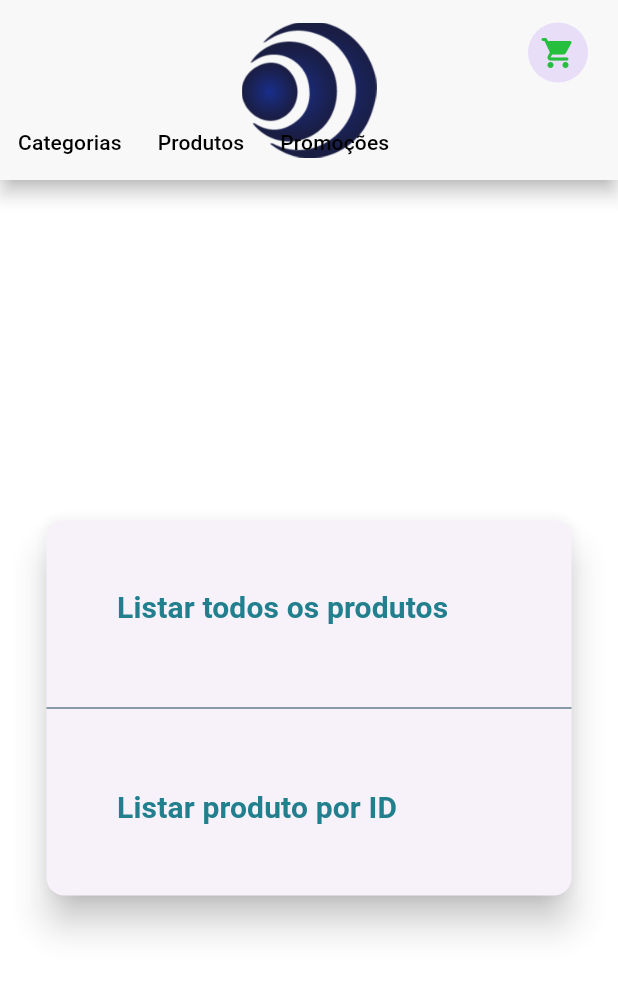
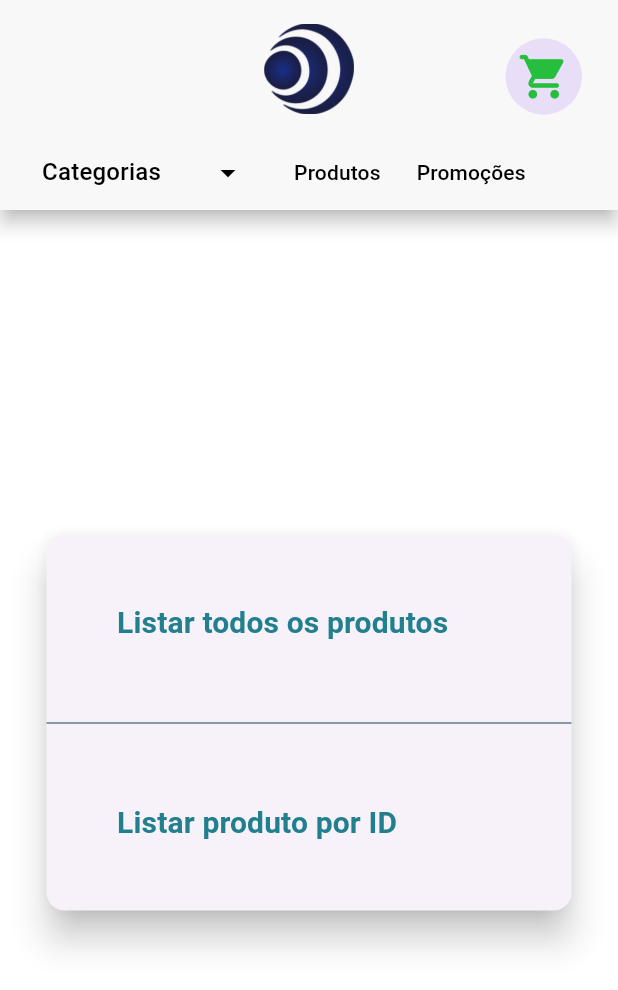
Before and after one commit to TiagoSagara/modelo_catalogo, a Flutter app: the screen it shows after launch, after a tap on the "shopping cart" icon, on a phone screen of 412 x 824 dp. Shown: the top 990 px of the screen. Run offline on Flutter 3.47's test engine with Material 3 defaults, Android fonts, the phone set to English and light mode, and no system bars; our stand-ins replace dio, flutter_bloc, get_it, go_router; network calls fail; Roboto replaces fonts that are missing (Grandis Extended).

Commit message:
inclusão de páginas de categorias e promoções, ajuste em appbar e BottomAppBar

```diff
--- /dev/null
+++ b/lib/data/repositories/categories_repository.dart
@@ -0,0 +1,28 @@
+import 'package:api_produtos/data/services/categories_service.dart';
+import 'package:dio/dio.dart';
+
+class CategoriesRepository {
+  final CategoryListService _categoryListService;
+  final CategoryProductsService _categoryProductsService;
+  final CategorySelectProductService _categorySelectProductService;
+
+  CategoriesRepository(
+    this._categoryListService,
+    this._categoryProductsService,
+    this._categorySelectProductService,
+  );
+
+  Future<Response> getCategoryList() async {
+    return await _categoryListService.getCategoryList();
+  }
+
+  Future<Response> getCategoryProducts() async {
+    return await _categoryProductsService.getCategoryProducts();
+  }
+
+  Future<Response> getCategorySelectProduct(String category) async {
+    return await _categorySelectProductService.getCategorySelectProduct(
+      category,
+    );
+  }
+}
--- a/lib/dependences/service_locator.dart
+++ b/lib/dependences/service_locator.dart
@@ -1,5 +1,8 @@
+import 'package:api_produtos/data/repositories/categories_repository.dart';
 import 'package:api_produtos/data/repositories/produtos_repository.dart';
+import 'package:api_produtos/data/services/categories_service.dart';
 import 'package:api_produtos/data/services/produtos_service.dart';
+import 'package:api_produtos/domain/models/categories_bottom_appbar_bloc.dart';
 import 'package:api_produtos/src/ui/product_detail/view_model/product_detail_bloc.dart';
 import 'package:api_produtos/src/ui/search/view_model/product_bloc.dart';
 import 'package:get_it/get_it.dart';
@@ -27,4 +30,28 @@ void setupDependencies() {
   );
 
   getIt.registerFactory<ProductDetailBloc>(() => ProductDetailBloc());
+
+  getIt.registerLazySingleton<CategoryListService>(
+    () => CategoryListService(getIt<Dio>()),
+  );
+  getIt.registerLazySingleton<CategorySelectProductService>(
+    () => CategorySelectProductService(getIt<Dio>()),
+  );
+  getIt.registerLazySingleton<CategoryProductsService>(
+    () => CategoryProductsService(getIt<Dio>()),
+  );
+
+  // Repository Categorias
+  getIt.registerLazySingleton<CategoriesRepository>(
+    () => CategoriesRepository(
+      getIt<CategoryListService>(),
+      getIt<CategoryProductsService>(),
+      getIt<CategorySelectProductService>(),
+    ),
+  );
+
+  // Bloc Categorias
+  getIt.registerFactory<CategoryBloc>(
+    () => CategoryBloc(getIt<CategoriesRepository>()),
+  );
 }
--- /dev/null
+++ b/lib/domain/models/categories_bottom_appbar_bloc.dart
@@ -0,0 +1,42 @@
+import 'package:api_produtos/data/repositories/categories_repository.dart';
+import 'package:flutter_bloc/flutter_bloc.dart';
+
+abstract class CategoryState {}
+
+class CategoryInitial extends CategoryState {}
+
+class CategoryLoading extends CategoryState {}
+
+class CategoryLoaded extends CategoryState {
+  final List<String> categories;
+  CategoryLoaded(this.categories);
+}
+
+class CategoryError extends CategoryState {
+  final String message;
+  CategoryError(this.message);
+}
+
+// category_event.dart
+abstract class CategoryEvent {}
+
+class FetchCategories extends CategoryEvent {}
+
+// category_bloc.dart
+class CategoryBloc extends Bloc<CategoryEvent, CategoryState> {
+  final CategoriesRepository repository;
+
+  CategoryBloc(this.repository) : super(CategoryInitial()) {
+    on<FetchCategories>((event, emit) async {
+      emit(CategoryLoading());
+      try {
+        final response = await repository.getCategoryList();
+        // A API retorna List<dynamic>, convertemos para List<String>
+        final List<String> categories = List<String>.from(response.data);
+        emit(CategoryLoaded(categories));
+      } catch (e) {
+        emit(CategoryError("Falha ao carregar categorias"));
+      }
+    });
+  }
+}
--- /dev/null
+++ b/lib/domain/models/categories_model.dart
@@ -0,0 +1,9 @@
+class Category {
+  final String name;
+
+  Category({required this.name});
+
+  factory Category.fromJson(Map<String, dynamic> json) {
+    return Category(name: json['name']);
+  }
+}
--- a/lib/routing/router.dart
+++ b/lib/routing/router.dart
@@ -1,29 +1,43 @@
+import 'package:api_produtos/domain/models/categories_model.dart';
 import 'package:api_produtos/src/ui/homepage/home_page.dart';
+import 'package:api_produtos/src/ui/sale/sale_page.dart';
+import 'package:api_produtos/src/ui/search/categories_list_page.dart';
 import 'package:api_produtos/src/ui/search/list_search_page.dart';
 import 'package:api_produtos/src/ui/product_detail/product_detail_page.dart';
 import 'package:api_produtos/domain/models/product_model.dart';
 import 'package:go_router/go_router.dart';
+import 'package:api_produtos/routing/routers.dart';
 
 class AppRouter {
-  static const String home = '/';
-  static const String productList = '/produtos';
-  static const String productDetail = '/detalhes';
-
   static final router = GoRouter(
-    initialLocation: home,
+    initialLocation: AppRouters.home,
     routes: [
-      GoRoute(path: home, builder: (context, state) => const HomePage()),
       GoRoute(
-        path: productList,
+        path: AppRouters.home,
+        builder: (context, state) => const HomePage(),
+      ),
+      GoRoute(
+        path: AppRouters.productList,
         builder: (context, state) => const ListSearchPage(),
       ),
       GoRoute(
-        path: productDetail,
+        path: AppRouters.productDetail,
         builder: (context, state) {
           final product = state.extra as Product;
           return ProductDetailPage(product: product);
         },
       ),
+      GoRoute(
+        path: AppRouters.productGroup,
+        builder: (context, state) {
+          final category = state.extra as Category;
+          return Categories(category: category);
+        },
+      ),
+      GoRoute(
+        path: AppRouters.salePage,
+        builder: (context, state) => const SalePage(),
+      ),
     ],
   );
 }
--- a/lib/routing/routers.dart
+++ b/lib/routing/routers.dart
@@ -0,0 +1,7 @@
+class AppRouters {
+  static const String home = '/';
+  static const String productList = '/produtos';
+  static const String productDetail = '/detalhes';
+  static const String productGroup = '/category';
+  static const String salePage = '/sale';
+}
--- a/lib/src/ui/core/components/bottom_appbar.dart
+++ /dev/null
@@ -1,42 +0,0 @@
-import 'package:flutter/material.dart';
-import 'package:api_produtos/domain/models/list_bottom_appBar.dart';
-
-class BottomAppBar extends StatelessWidget implements PreferredSizeWidget {
-  const BottomAppBar({super.key});
-
-  @override
-  Size get preferredSize => const Size.fromHeight(50);
-
-  @override
-  Widget build(BuildContext context) {
-    return Container(
-      color: Colors.transparent,
-      height: 50,
-      child: Row(
-        children: [
-          TextButton(
-            onPressed: () {},
-            child: Text(
-              ListBottomAppBar.categorias.name,
-              style: TextStyle(color: Colors.black),
-            ),
-          ),
-          TextButton(
-            onPressed: () {},
-            child: Text(
-              ListBottomAppBar.produtos.name,
-              style: TextStyle(color: Colors.black),
-            ),
-          ),
-          TextButton(
-            onPressed: () {},
-            child: Text(
-              ListBottomAppBar.promocoes.name,
-              style: TextStyle(color: Colors.black),
-            ),
-          ),
-        ],
-      ),
-    );
-  }
-}
--- a/lib/src/ui/core/components/custom_appbar.dart
+++ b/lib/src/ui/core/components/custom_appbar.dart
@@ -1,7 +1,8 @@
 import 'package:api_produtos/src/ui/core/components/custom_shopping_car.dart';
 import 'package:api_produtos/src/ui/core/style/app_colors.dart';
+import 'package:api_produtos/src/ui/core/style/app_dimens.dart';
 import 'package:api_produtos/utils/image_list.dart';
-import 'package:api_produtos/src/ui/core/components/bottom_appbar.dart';
+import 'package:api_produtos/src/ui/core/components/custom_bottom_appbar.dart';
 import 'package:flutter/material.dart' hide BottomAppBar;
 
 typedef SectionSelectedCallback = void Function(String id);
@@ -12,26 +13,39 @@ class CustomAppbar extends StatelessWidget implements PreferredSizeWidget {
   const CustomAppbar({super.key, required this.onItemSelected});
 
   @override
-  Size get preferredSize => const Size.fromHeight(120.0);
+  Size get preferredSize => const Size.fromHeight(140.0);
 
   @override
   Widget build(BuildContext context) {
+    final screenWidth = MediaQuery.of(context).size.width;
+
+    final double logoSize = screenWidth < AppDimens.kMinScreen ? 60.0 : 90.0;
+
     return AppBar(
       backgroundColor: lightGreyColor,
       elevation: 5.0,
       shadowColor: Colors.black,
       surfaceTintColor: Colors.transparent,
       toolbarHeight: 90,
-      flexibleSpace: SafeArea(
-        child: Center(child: Image.asset(ImageList.logoMultSistem, width: 90)),
+      centerTitle: true,
+
+      title: Padding(
+        padding: const EdgeInsets.fromLTRB(0.0, 2.0, 0.0, 0.0),
+        child: Image.asset(
+          ImageList.logoMultSistem,
+          width: logoSize,
+          fit: BoxFit.contain,
+        ),
       ),
+
       actions: [
         ShoppingCar(onPressed: () {}),
         const SizedBox(width: 16),
       ],
-      bottom: PreferredSize(
-        preferredSize: const Size.fromHeight(50),
-        child: BottomAppBar(),
+
+      bottom: const PreferredSize(
+        preferredSize: Size.fromHeight(50),
+        child: CustomBottomAppBar(),
       ),
     );
   }
--- /dev/null
+++ b/lib/src/ui/core/components/custom_bottom_appbar.dart
@@ -0,0 +1,131 @@
+import 'package:api_produtos/domain/models/categories_bottom_appbar_bloc.dart';
+import 'package:api_produtos/routing/routers.dart';
+import 'package:api_produtos/dependences/service_locator.dart';
+import 'package:flutter_bloc/flutter_bloc.dart';
+import 'package:flutter/material.dart';
+import 'package:go_router/go_router.dart';
+
+class CustomBottomAppBar extends StatefulWidget implements PreferredSizeWidget {
+  const CustomBottomAppBar({super.key});
+
+  @override
+  Size get preferredSize => const Size.fromHeight(50);
+
+  @override
+  State<CustomBottomAppBar> createState() => _CustomBottomAppBarState();
+}
+
+class _CustomBottomAppBarState extends State<CustomBottomAppBar> {
+  // Estado para controlar o hover
+  bool _isDropdownHovered = false;
+
+  @override
+  Widget build(BuildContext context) {
+    // Definimos cores fixas para o exemplo, mas o ideal é usar o Theme
+    const Color hoverColor = Color(0xFFEEEEEE); // Cinza muito claro
+    const double borderRadius = 8.0;
+
+    return BlocProvider(
+      create: (_) => getIt<CategoryBloc>()..add(FetchCategories()),
+      child: Container(
+        color: Colors.transparent,
+        height: 50,
+        padding: const EdgeInsets.symmetric(horizontal: 16),
+        child: Row(
+          children: [
+            // DETECÇÃO DE HOVER NO DROPDAWN
+            MouseRegion(
+              onEnter: (_) => setState(() => _isDropdownHovered = true),
+              onExit: (_) => setState(() => _isDropdownHovered = false),
+              cursor: SystemMouseCursors.click,
+              child: AnimatedContainer(
+                duration: const Duration(milliseconds: 200),
+                width: 160,
+                height: 40,
+                decoration: BoxDecoration(
+                  color: _isDropdownHovered ? hoverColor : Colors.transparent,
+                  borderRadius: BorderRadius.circular(borderRadius),
+                ),
+                padding: const EdgeInsets.symmetric(
+                  horizontal: 12,
+                ), // Padding interno para os elementos
+                child: BlocBuilder<CategoryBloc, CategoryState>(
+                  builder: (context, state) {
+                    if (state is CategoryLoading) {
+                      return const Center(
+                        child: SizedBox(
+                          width: 20,
+                          height: 20,
+                          child: CircularProgressIndicator(strokeWidth: 2),
+                        ),
+                      );
+                    }
+
+                    List<String> items = [];
+                    if (state is CategoryLoaded) {
+                      items = state.categories;
+                    }
+
+                    return DropdownButton<String>(
+                      isExpanded: true,
+                      hint: const Text(
+                        "Categorias",
+                        style: TextStyle(
+                          color: Colors.black,
+                          fontWeight: FontWeight.w500,
+                        ),
+                        overflow: TextOverflow.ellipsis, // Trunca textos longos
+                      ),
+                      // Remove a linha padrão de baixo
+                      underline: const SizedBox(),
+                      icon: const Icon(
+                        Icons.arrow_drop_down,
+                        color: Colors.black,
+                      ),
+                      // Estilização do menu que abre
+                      borderRadius: BorderRadius.circular(borderRadius),
+                      items: items.map((String category) {
+                        return DropdownMenuItem<String>(
+                          value: category,
+                          child: Text(
+                            category.toLowerCase(),
+                            style: const TextStyle(fontSize: 13),
+                            overflow: TextOverflow.ellipsis,
+                          ),
+                        );
+                      }).toList(),
+                      onChanged: (String? selectedCategory) {
+                        if (selectedCategory != null) {
+                          context.pushNamed(
+                            AppRouters.productGroup,
+                            pathParameters: {'category': selectedCategory},
+                          );
+                        }
+                      },
+                    );
+                  },
+                ),
+              ),
+            ),
+
+            const SizedBox(width: 8),
+            TextButton(
+              onPressed: () => context.push(AppRouters.productList),
+              child: const Text(
+                "Produtos",
+                style: TextStyle(color: Colors.black),
+              ),
+            ),
+            TextButton(
+              onPressed: () => context.push(AppRouters.salePage),
+              child: const Text(
+                "Promoções",
+                style: TextStyle(color: Colors.black),
+              ),
+            ),
+          ],
+        ),
+      ),
+    );
+  }
+}
--- a/lib/src/ui/core/components/custom_shopping_car.dart
+++ b/lib/src/ui/core/components/custom_shopping_car.dart
@@ -7,9 +7,16 @@ class ShoppingCar extends StatelessWidget {
 
   @override
   Widget build(BuildContext context) {
-    return IconButton.filledTonal(
-      icon: const Icon(Icons.shopping_cart_rounded, color: verdePadrao),
-      onPressed: onPressed,
+    return Padding(
+      padding: const EdgeInsets.fromLTRB(8.0, 20.0, 8.0, 8.0),
+      child: IconButton.filledTonal(
+        icon: const Icon(
+          Icons.shopping_cart_rounded,
+          color: verdePadrao,
+          size: 35,
+        ),
+        onPressed: onPressed,
+      ),
     );
   }
 }
--- a/lib/src/ui/homepage/widgets/lista_produtos_view_model.dart
+++ b/lib/src/ui/homepage/widgets/lista_produtos_view_model.dart
@@ -1,7 +1,7 @@
-import 'package:api_produtos/routing/router.dart';
 import 'package:api_produtos/src/ui/core/components/custom_buttons.dart';
 import 'package:flutter/material.dart';
 import 'package:go_router/go_router.dart';
+import 'package:api_produtos/routing/routers.dart';
 
 class ListaProdutosViewModel {
   // Adicione o BuildContext como parâmetro no método body
@@ -19,7 +19,7 @@ class ListaProdutosViewModel {
                 text: 'Listar todos os produtos',
                 onPressed: () {
                   // Agora o context é válido e pertence à árvore do GoRouter
-                  context.push(AppRouter.productList);
+                  context.push(AppRouters.productList);
                 },
               ),
               const Divider(color: Colors.blueGrey, thickness: 1),
--- a/lib/src/ui/search/list_search_page.dart
+++ b/lib/src/ui/search/list_search_page.dart
@@ -1,4 +1,4 @@
-import 'package:api_produtos/routing/router.dart';
+import 'package:api_produtos/routing/routers.dart';
 import 'package:api_produtos/src/ui/core/components/custom_appbar.dart';
 import 'package:api_produtos/src/ui/search/widgets/card_search.dart';
 import 'package:api_produtos/src/ui/search/widgets/product_search.dart';
@@ -60,7 +60,7 @@ class ListSearchPage extends StatelessWidget {
                                 return InkWell(
                                   onTap: () {
                                     context.push(
-                                      AppRouter.productDetail,
+                                      AppRouters.productDetail,
                                       extra: product,
                                     );
                                   },
```
Also changed, not shown: lib/data/services/categories_service.dart (added, +35 -0 lines), lib/src/ui/sale/sale_page.dart (added, +16 -0 lines), lib/src/ui/search/categories_list_page.dart (added, +18 -0 lines), lib/src/ui/sale/view_model/sale_view_model.dart (added).
